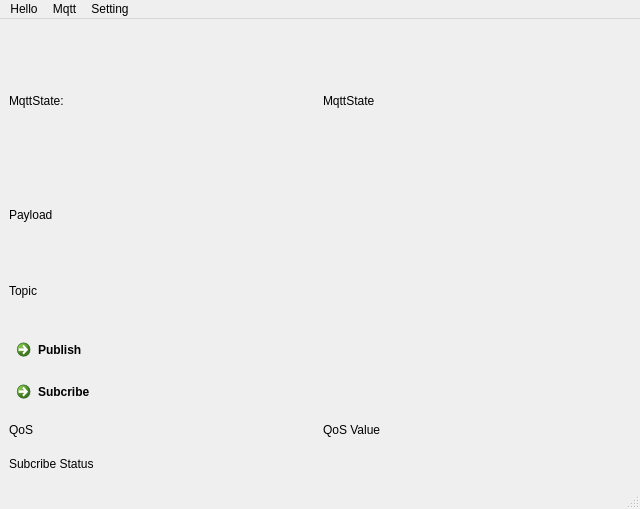
Qt form mainwindow.ui (MisakaMikoto128/QtMqttClient) before a commit.
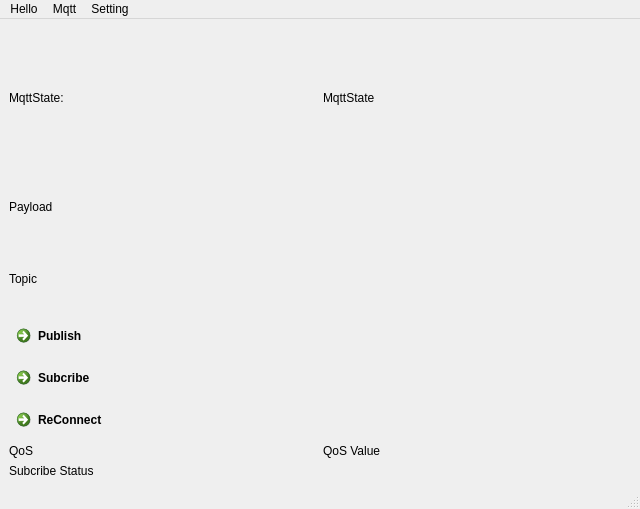
The same form after that commit.

Commit message: 增加重连按钮

What changed in the file:
```diff
--- a/mainwindow.ui
+++ b/mainwindow.ui
@@ -43,6 +43,13 @@
         </property>
        </widget>
       </item>
+      <item>
+       <widget class="QCommandLinkButton" name="btn_reconnect">
+        <property name="text">
+         <string>ReConnect</string>
+        </property>
+       </widget>
+      </item>
       <item>
        <layout class="QHBoxLayout" name="horizontalLayout_2">
         <item>
```
The commit also changes 2 other files.
